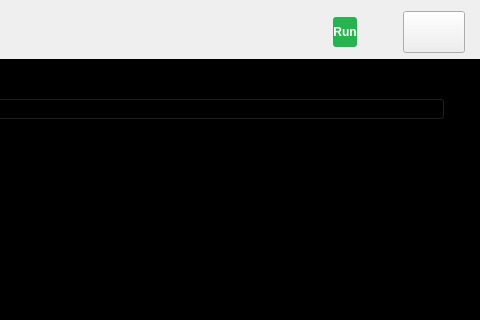
Qt form ui/oscilloscope.ui (analogdevicesinc/scopy) before a commit; both pictures show x 708 to 1188 and y 0 to 320 of the 1188 by 654 pixel window.
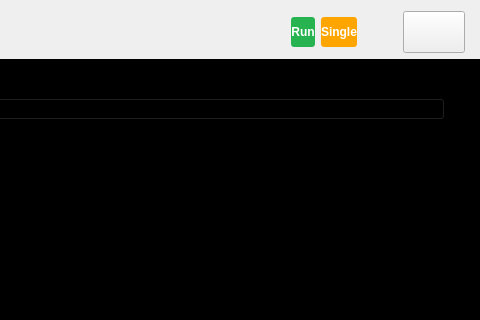
The same form after that commit. Icons and pictures are not drawn. Custom widgets are drawn as their Qt base class.

Commit message: Oscilloscope: Implement single-shot capture

Diff of the .ui file:
```diff
--- a/ui/oscilloscope.ui
+++ b/ui/oscilloscope.ui
@@ -72,6 +72,34 @@
        </property>
       </widget>
      </item>
+     <item>
+      <widget class="QPushButton" name="pushButtonSingle">
+       <property name="styleSheet">
+        <string notr="true">QPushButton {
+color: white;
+background-color: orange;
+font-family: &quot;monospace&quot;;
+font-weight: bold;
+height: 30px;
+border-width: 0px;
+border-radius: 3px;
+min-width: 6em;
+}
+QPushButton:disabled {
+background-color: grey;
+}
+QPushButton:checked {
+background-color: #F45000;
+}</string>
+       </property>
+       <property name="text">
+        <string>Single</string>
+       </property>
+       <property name="checkable">
+        <bool>true</bool>
+       </property>
+      </widget>
+     </item>
      <item>
       <spacer name="horizontalSpacer_2">
        <property name="orientation">
```
Left out of the diff: 35 changed lines with no effect on the pictures. The commit also changes 2 other files.
